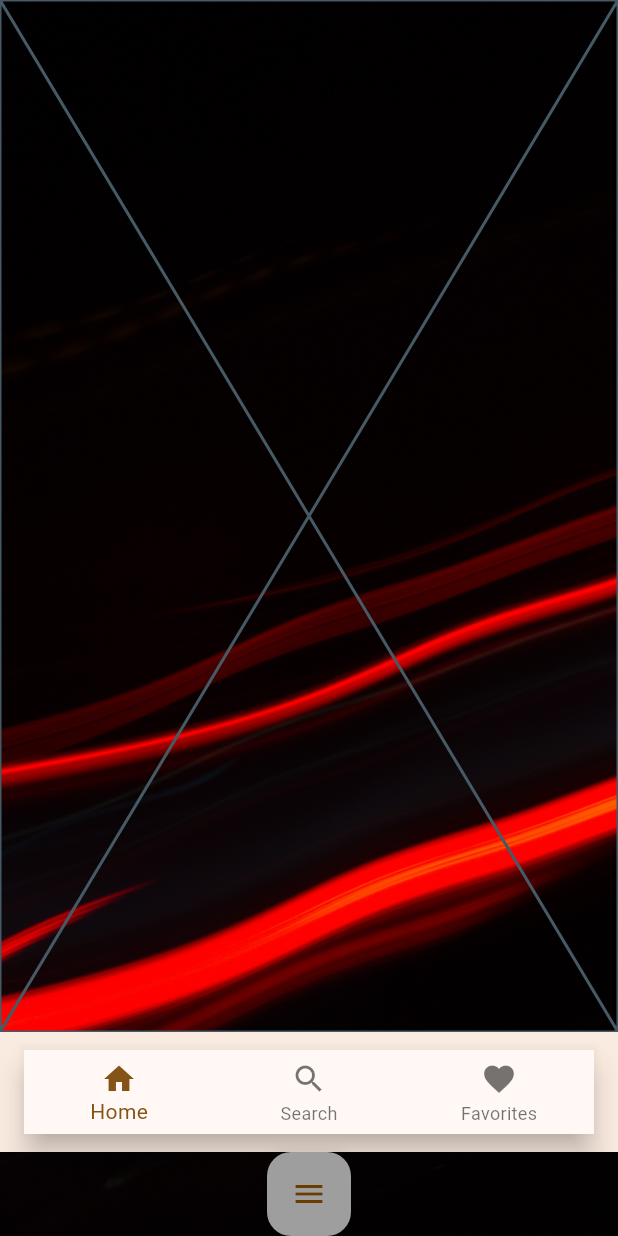
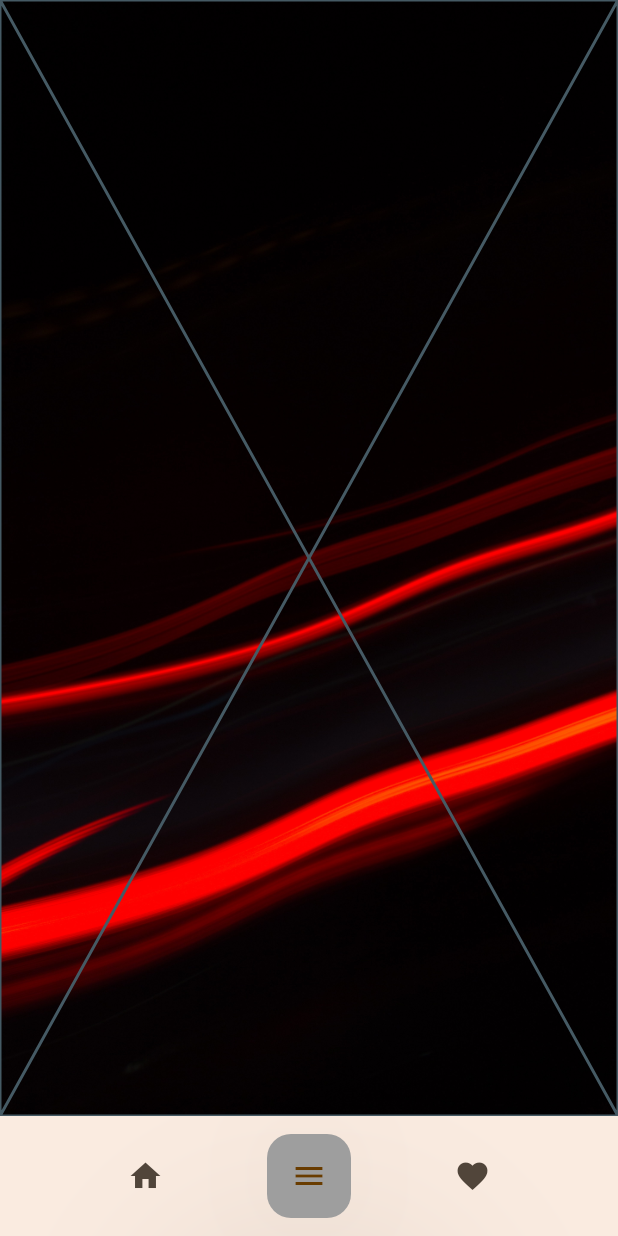
Before and after one commit to diegosantarelli/polimarcheflutter, a Flutter app: the HomeScreenDown screen opened directly, on a phone screen of 412 x 824 dp. Run offline on Flutter 3.47's test engine with Material 2 defaults, Android fonts, the phone set to English and light mode, and no system bars; our stand-ins replace cloud_firestore, firebase_auth, firebase_core, flutter_svg; accounts and stored records are empty.

Commit message:
HomeDown

```diff
--- a/lib/main.dart
+++ b/lib/main.dart
@@ -1,5 +1,6 @@
 import 'package:firebase_core/firebase_core.dart';
 import 'package:polimarcheflutter/screens/home/HomeTotal_Screen.dart';
+import 'package:polimarcheflutter/screens/home/homeDown_screen.dart';
 // Import the generated file
 import 'firebase_options.dart';
 import 'package:flutter/material.dart';
@@ -46,7 +47,7 @@ class MyApp extends StatelessWidget {
       routes: {
         '/login': (context) => LoginScreen(),
         '/signup': (context) => SignUpScreen(),
-        '/home': (context) => HomeScreenTotal(),
+        '/home': (context) => HomeScreenDown(),
       },
       home: LoginScreen(),
     );
--- a/lib/screens/home/homeDown_screen.dart
+++ b/lib/screens/home/homeDown_screen.dart
@@ -1,6 +1,13 @@
 import 'package:flutter/material.dart';
 
-class HomeScreenDown extends StatelessWidget {
+class HomeScreenDown extends StatefulWidget {
+  @override
+  _HomeScreenDownState createState() => _HomeScreenDownState();
+}
+
+class _HomeScreenDownState extends State<HomeScreenDown> {
+  int _currentIndex = 0;
+
   @override
   Widget build(BuildContext context) {
     return Scaffold(
@@ -19,26 +26,20 @@ class HomeScreenDown extends StatelessWidget {
                 child: Placeholder(),
               ),
             ),
-            Container(
-              // CoordinatorLayout
-              child: BottomAppBar(
-                child: BottomNavigationBar(
-                  items: [
-                    BottomNavigationBarItem(
-                      icon: Icon(Icons.home),
-                      label: 'Home',
-                    ),
-                    BottomNavigationBarItem(
-                      icon: Icon(Icons.search),
-                      label: 'Search',
-                    ),
-                    BottomNavigationBarItem(
-                      icon: Icon(Icons.favorite),
-                      label: 'Favorites',
-                    ),
-                  ],
-                ),
-              ),
+          ],
+        ),
+      ),
+      bottomNavigationBar: BottomAppBar(
+        child: Row(
+          mainAxisAlignment: MainAxisAlignment.spaceEvenly,
+          children: [
+            IconButton(
+              icon: Icon(Icons.home),
+              onPressed: () {
+                setState(() {
+                  _currentIndex = 0;
+                });
+              },
             ),
             FloatingActionButton(
               onPressed: () {
@@ -46,7 +47,15 @@ class HomeScreenDown extends StatelessWidget {
               },
               child: Icon(Icons.menu),
               backgroundColor: Colors.grey,
-              elevation: 10,
+              elevation: 70,
+            ),
+            IconButton(
+              icon: Icon(Icons.favorite),
+              onPressed: () {
+                setState(() {
+                  _currentIndex = 2;
+                });
+              },
             ),
           ],
         ),
```
